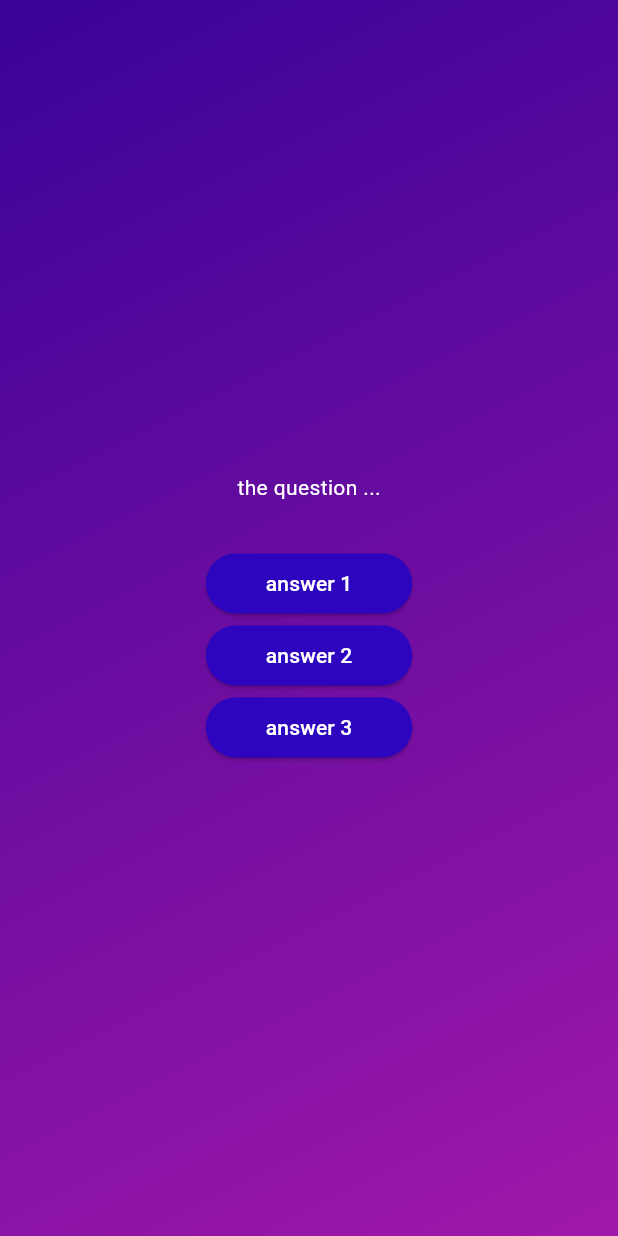
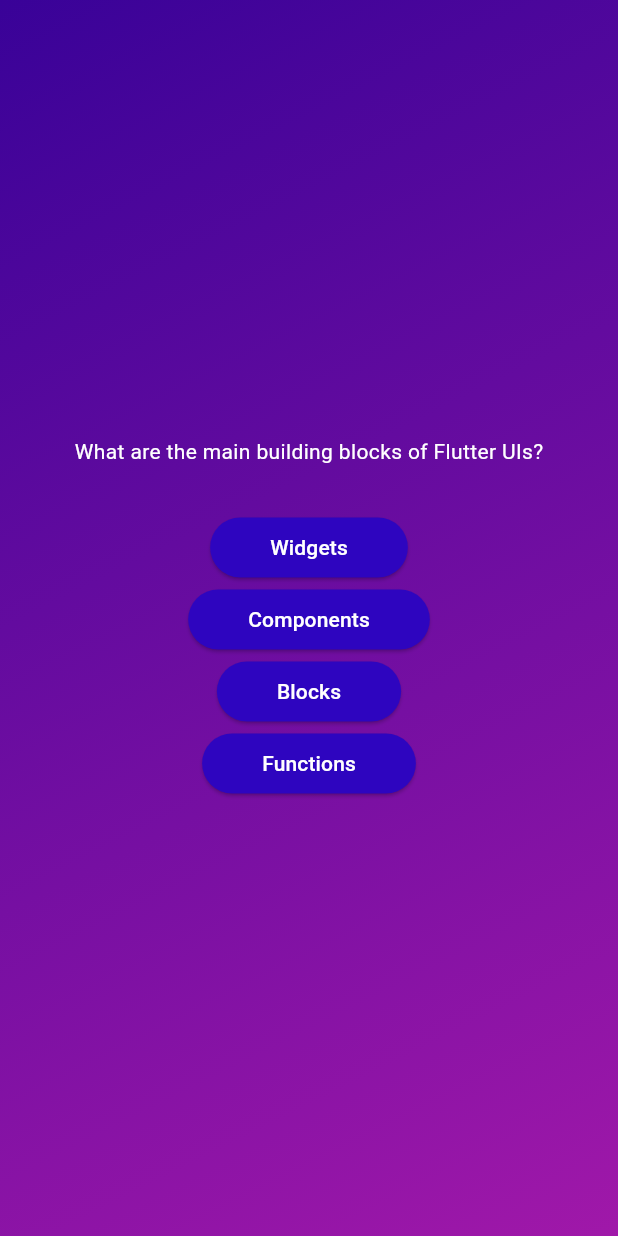
Before and after one commit to jhnnyk/flutter_quiz_app, a Flutter app: the screen it shows after launch, after a tap on "Start Quiz", on a phone screen of 412 x 824 dp. Run offline on Flutter 3.47's test engine with Material 3 defaults, Android fonts, the phone set to English and light mode, and no system bars.

Commit message:
iterating through a list and displaying the question and answers

```diff
--- a/lib/questions_screen.dart
+++ b/lib/questions_screen.dart
@@ -1,5 +1,6 @@
 import 'package:flutter/material.dart';
 import 'package:quiz_app/answer_button.dart';
+import 'package:quiz_app/data/questions.dart';
 
 class QuestionsScreen extends StatefulWidget {
   const QuestionsScreen({super.key});
@@ -13,21 +14,29 @@ class QuestionsScreen extends StatefulWidget {
 class _QuestionsScreenState extends State<QuestionsScreen> {
   @override
   Widget build(BuildContext context) {
+    final currentQuestion = questions[0];
+
     return SizedBox(
       width: double.infinity,
       child: Column(
         mainAxisAlignment: MainAxisAlignment.center,
         children: [
-          const Text(
-            'the question ...',
-            style: TextStyle(
+          Text(
+            currentQuestion.text,
+            style: const TextStyle(
               color: Colors.white,
             ),
           ),
           const SizedBox(height: 30),
-          AnswerButton(answerText: 'answer 1', onTap: () {}),
-          AnswerButton(answerText: 'answer 2', onTap: () {}),
-          AnswerButton(answerText: 'answer 3', onTap: () {}),
+          // the spread operator below '...' pulls the items out of
+          // the returned list so that they are separate widgets
+          // the Column widget won't accept a list within a list(it's children)
+          ...currentQuestion.answers.map((answer) {
+            return AnswerButton(
+              answerText: answer,
+              onTap: () {},
+            );
+          }),
         ],
       ),
     );
```
